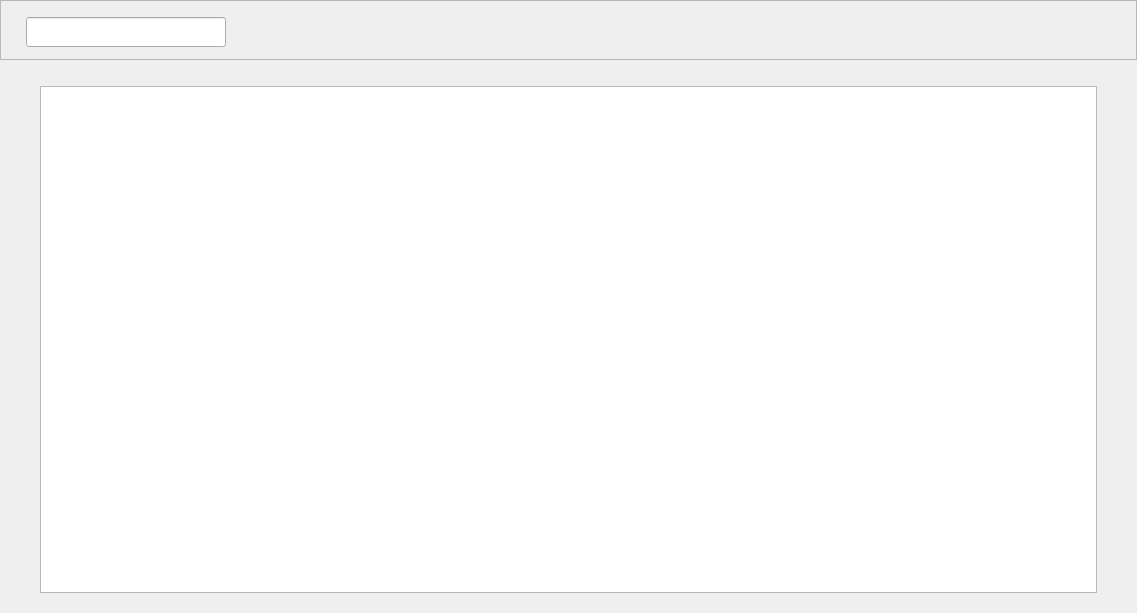
This is assets/ui/datasetsPage.ui in jfnavarro/st_viewer as Qt 5 draws it before an edit. The edited form follows.
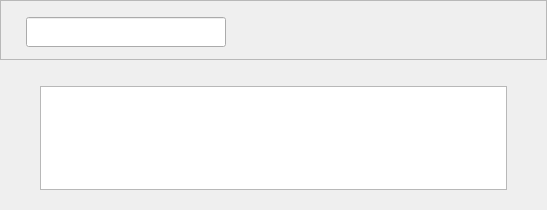
This is the edited form. Icons and pictures are not drawn. Custom widgets are drawn as their Qt base class.

What changed in the file:
```diff
--- a/assets/ui/datasetsPage.ui
+++ b/assets/ui/datasetsPage.ui
@@ -6,8 +6,8 @@
    <rect>
     <x>0</x>
     <y>0</y>
-    <width>1137</width>
-    <height>613</height>
+    <width>547</width>
+    <height>210</height>
    </rect>
   </property>
   <property name="sizePolicy">
```
